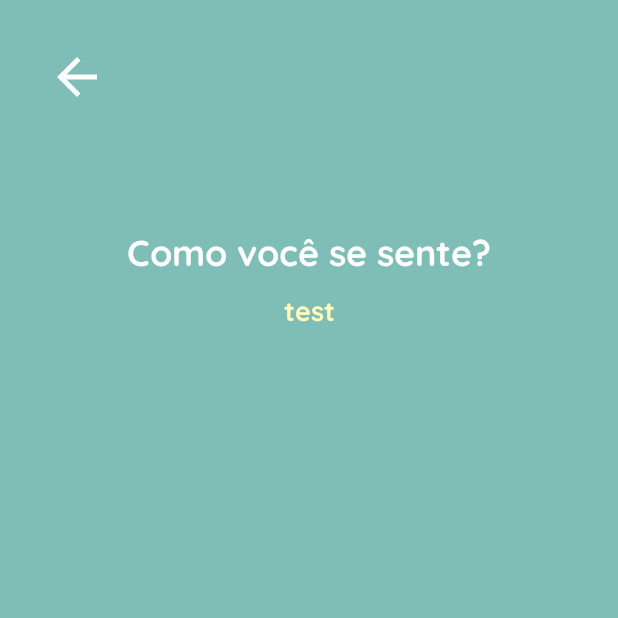
After one commit to eurenaneu/moodyDuck, an Android app: the AddRegistro screen opened directly, with no data from a screen before it, on a phone screen of 412 x 824 dp, the top half of it. The commit adds this screen. Run offline under Robolectric (Android 15) with nearby library versions, the phone set to English and light mode, and no system bars; 3 statements that could not run were skipped.

Commit message:
Tela de registros adicionada e modificações na tela Stats

```diff
--- a/app/src/main/AndroidManifest.xml
+++ b/app/src/main/AndroidManifest.xml
@@ -9,6 +9,9 @@
         android:roundIcon="@mipmap/ic_launcher_round"
         android:supportsRtl="true"
         android:theme="@style/Theme.MoodyDuck">
+        <activity
+            android:name=".AddRegistro"
+            android:exported="false" />
         <activity
             android:name=".Config"
             android:exported="false" />
--- /dev/null
+++ b/app/src/main/java/com/example/moodyduck/AddRegistro.java
@@ -0,0 +1,95 @@
+package com.example.moodyduck;
+
+import androidx.appcompat.app.AppCompatActivity;
+
+import android.app.DatePickerDialog;
+import android.content.Intent;
+import android.graphics.Color;
+import android.graphics.drawable.ColorDrawable;
+import android.os.Bundle;
+import android.view.View;
+import android.widget.Button;
+import android.widget.DatePicker;
+import android.widget.TextView;
+
+import java.text.SimpleDateFormat;
+import java.time.ZonedDateTime;
+import java.util.Calendar;
+import java.util.Date;
+
+public class AddRegistro extends AppCompatActivity {
+    DatePickerDialog.OnDateSetListener setListener;
+    Calendar c = Calendar.getInstance();
+    int dia, mes, ano;
+    String data;
+    TextView tvData;
+    Button bVoltar;
+    Date dataHoraAtual = new Date();
+    static String tData;
+
+    @Override
+    protected void onCreate(Bundle savedInstanceState) {
+        super.onCreate(savedInstanceState);
+        setContentView(R.layout.activity_add_registro);
+        tvData = findViewById(R.id.tvData);
+        bVoltar = findViewById(R.id.bVoltar);
+        dia = c.get(Calendar.DAY_OF_MONTH);
+        mes = c.get(Calendar.MONTH);
+        ano = c.get(Calendar.YEAR);
+        c.set(dia, mes, ano);
+        String hora = new SimpleDateFormat("HH:mm").format(dataHoraAtual);
+        String[] nomeMes = {"janeiro","fevereiro","março","abril","maio","junho","julho","agosto","setembro","outubro","novembro","dezembro"};
+
+        //pre-escolha
+        if(tData.equals("Ontem")){
+            data = tData+", "+(dia-1)+" de "+nomeMes[mes]+", "+ hora;
+            tvData.setText(data);
+        }
+
+        else if(tData.equals("Hoje")){
+            data = tData+", "+dia+" de "+nomeMes[mes]+", "+ hora;
+            tvData.setText(data);
+        }
+
+        else if(tData.equals("Outro dia")){
+            data = tData+", "+(dia+1)+" de "+nomeMes[mes]+", "+ hora;
+            tvData.setText(data);
+        }
+
+        bVoltar.setOnClickListener(new View.OnClickListener() {
+            @Override
+            public void onClick(View v) {
+                startActivity(new Intent(AddRegistro.this, AddRegistro.class));
+            }
+        });
+        tvData.setOnClickListener(new View.OnClickListener() {
+            @Override
+            public void onClick(View v) {
+                DatePickerDialog datePickerDialog = new DatePickerDialog(AddRegistro.this, android.R.style.Theme_Holo_Dialog_MinWidth,setListener,ano,mes,dia);
+                datePickerDialog.getWindow().setBackgroundDrawable(new ColorDrawable(Color.TRANSPARENT));
+                datePickerDialog.show();
+            }
+        });
+
+        setListener = new DatePickerDialog.OnDateSetListener() {
+            @Override
+            public void onDateSet(DatePicker view, int year, int month, int dayOfMonth) {
+                if(month == mes && year == ano){
+                    if(dayOfMonth == dia)
+                        tData = "Hoje";
+                    else if(dayOfMonth == dia-1){
+                        tData = "Ontem";
+                    }
+                    else if(dayOfMonth == dia-2){
+                        tData = "Anteontem";
+                    }
+                    else{
+                        tData = "Outro dia";
+                    }
+                }
+                String data = tData+", "+dayOfMonth+" de "+nomeMes[month]+", ";
+                tvData.setText(data);
+            }
+        };
+    }
+}
--- /dev/null
+++ b/app/src/main/res/layout/activity_add_registro.xml
@@ -0,0 +1,45 @@
+<?xml version="1.0" encoding="utf-8"?>
+<androidx.constraintlayout.widget.ConstraintLayout xmlns:android="http://schemas.android.com/apk/res/android"
+    xmlns:app="http://schemas.android.com/apk/res-auto"
+    xmlns:tools="http://schemas.android.com/tools"
+    android:layout_width="match_parent"
+    android:layout_height="match_parent"
+    android:background="@color/ciano"
+    tools:context=".AddRegistro">
+
+    <Button
+        android:id="@+id/bVoltar"
+        android:layout_width="40dp"
+        android:layout_height="40dp"
+        android:layout_marginStart="31dp"
+        android:layout_marginTop="31dp"
+        android:background="@drawable/ic_ontem"
+        app:layout_constraintStart_toStartOf="parent"
+        app:layout_constraintTop_toTopOf="parent" />
+
+    <TextView
+        android:id="@+id/textView9"
+        android:layout_width="wrap_content"
+        android:layout_height="wrap_content"
+        android:layout_marginTop="150dp"
+        android:fontFamily="@font/qckbold"
+        android:text="Como você se sente?"
+        android:textColor="@color/white"
+        android:textSize="24sp"
+        app:layout_constraintEnd_toEndOf="parent"
+        app:layout_constraintStart_toStartOf="parent"
+        app:layout_constraintTop_toTopOf="parent" />
+
+    <TextView
+        android:id="@+id/tvData"
+        android:layout_width="wrap_content"
+        android:layout_height="wrap_content"
+        android:layout_marginTop="10dp"
+        android:fontFamily="@font/qckbold"
+        android:text="test"
+        android:textColor="@color/amalero"
+        android:textSize="18sp"
+        app:layout_constraintEnd_toEndOf="@+id/textView9"
+        app:layout_constraintStart_toStartOf="@+id/textView9"
+        app:layout_constraintTop_toBottomOf="@+id/textView9" />
+</androidx.constraintlayout.widget.ConstraintLayout>
--- a/app/src/main/res/layout/activity_home.xml
+++ b/app/src/main/res/layout/activity_home.xml
@@ -27,7 +27,7 @@
             app:itemIconSize="25dp"
             app:itemIconTint="@drawable/mauri"
             app:itemTextColor="@drawable/mauri"
-            app:labelVisibilityMode="auto"
+            app:labelVisibilityMode="unlabeled"
             app:menu="@menu/menu_home" />
     </com.google.android.material.bottomappbar.BottomAppBar>
 
--- a/app/src/main/res/values/themes.xml
+++ b/app/src/main/res/values/themes.xml
@@ -8,7 +8,6 @@
         <item name="colorSecondaryVariant">@color/teal_700</item>
         <item name="colorOnSecondary">@color/black</item>
         <item name="android:statusBarColor">@color/ciano</item>
-        <item name="fontFamily">@font/qck</item>
     </style>
     <style name="Theme.MoodyDuckSecondary" parent="Theme.MoodyDuck">
         <item name="android:statusBarColor">#598580</item>
```
Also changed, not shown: app/src/main/java/com/example/moodyduck/Home.java (+25 -0 lines), app/src/main/java/com/example/moodyduck/Stats.java (+102 -1 lines), app/src/main/res/layout/activity_stats.xml (+94 -0 lines), app/src/main/res/values-night/themes.xml (+21 -5 lines).
